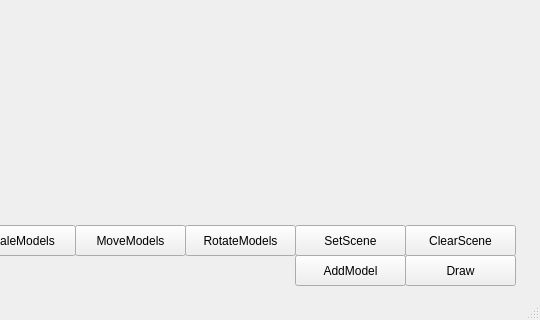
Qt form lab3/mainwindow.ui (Inlucker/OOP) before a commit; both pictures show x 265 to 805 and y 375 to 695 of the 805 by 695 pixel window.
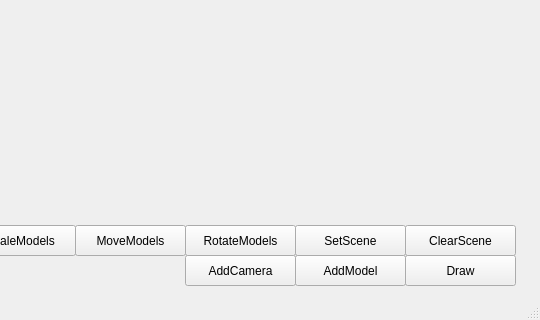
The same form after that commit.

Commit message: Done Camera (ToDo commands)

```diff
--- a/lab3/mainwindow.ui
+++ b/lab3/mainwindow.ui
@@ -139,6 +139,19 @@
      </rect>
     </property>
    </widget>
+   <widget class="QPushButton" name="AddCameraBtn">
+    <property name="geometry">
+     <rect>
+      <x>450</x>
+      <y>630</y>
+      <width>111</width>
+      <height>31</height>
+     </rect>
+    </property>
+    <property name="text">
+     <string>AddCamera</string>
+    </property>
+   </widget>
   </widget>
   <widget class="QMenuBar" name="menubar">
    <property name="geometry">
```
Left out of the diff: 2 changed lines with no effect on the pictures. The commit also changes 19 other files.
